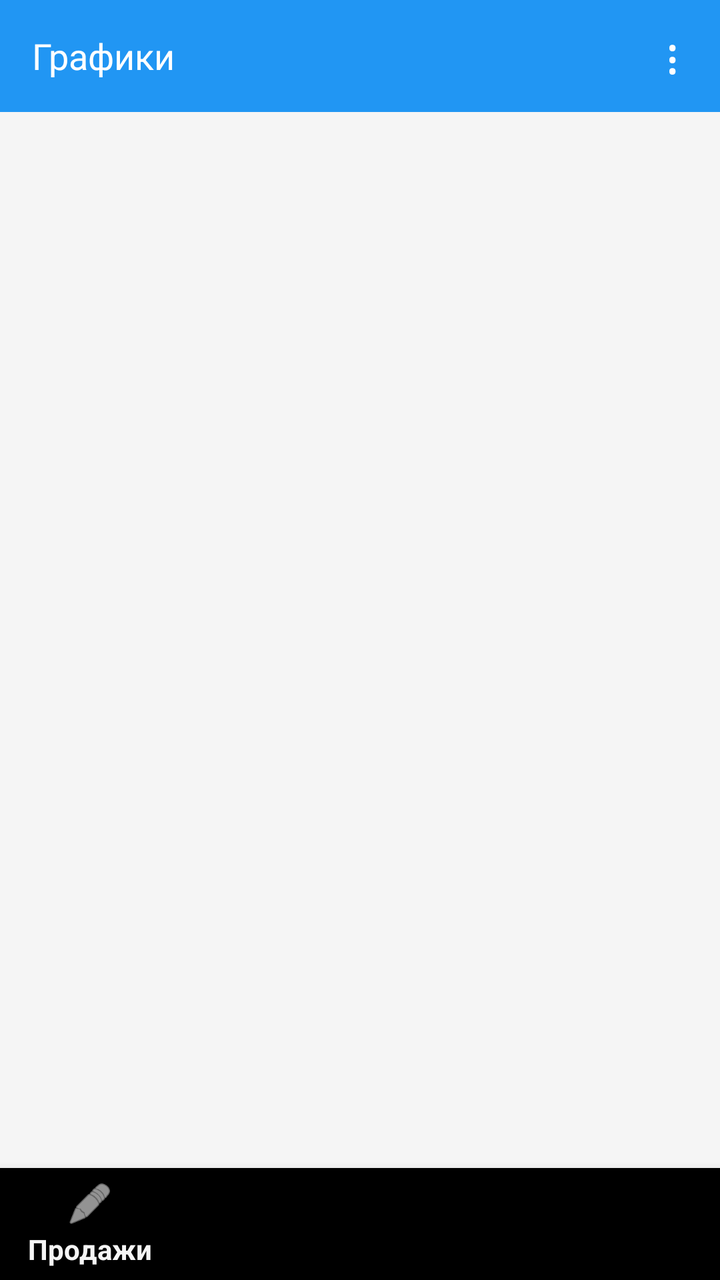
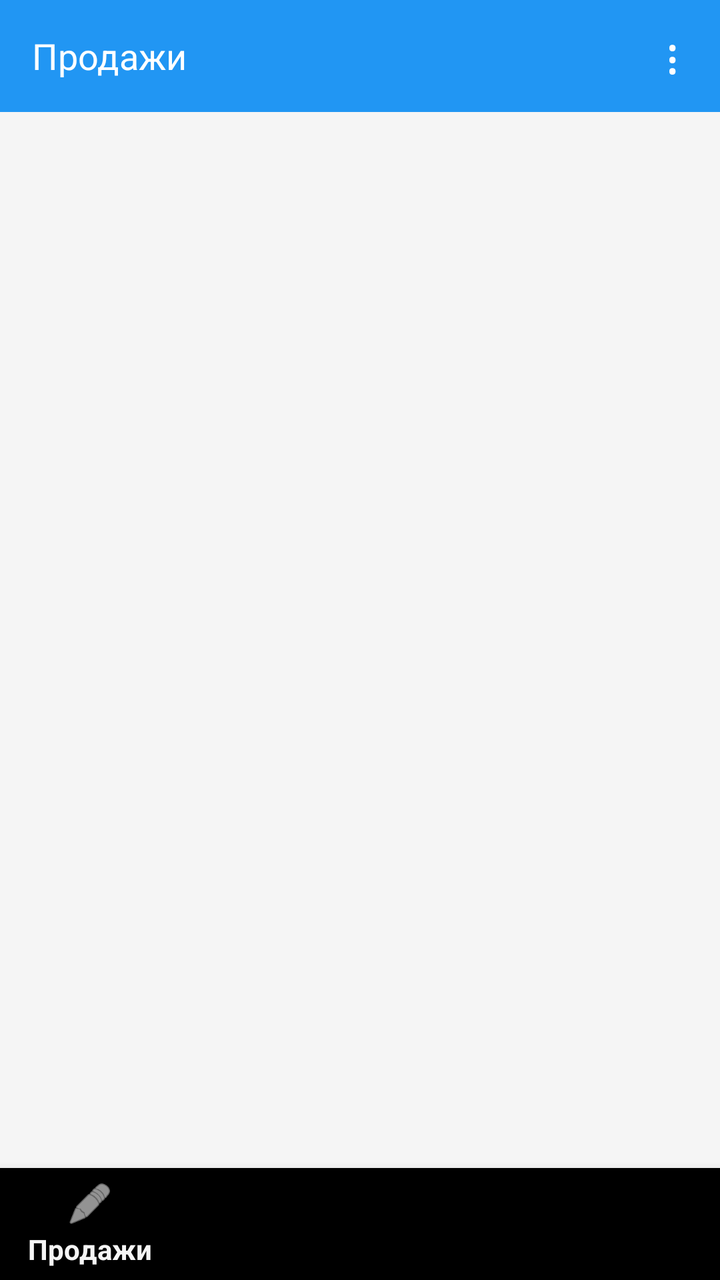

Before-and-after screenshots of an Android layout around one commit, followed by the original layout XML and the change that was made.
<!-- AndroidManifest.xml: application theme Theme.AppCompat.Light.NoActionBar -->
<!-- res/layout/activity_main_menu.xml -->
<?xml version="1.0" encoding="utf-8"?>
<LinearLayout xmlns:android="http://schemas.android.com/apk/res/android"
    xmlns:app="http://schemas.android.com/apk/res-auto"
    android:layout_width="match_parent"
    android:layout_height="match_parent"
    android:orientation="vertical"
    android:background="#F5F5F5">

    <androidx.appcompat.widget.Toolbar
        android:id="@+id/toolbar"
        android:layout_width="match_parent"
        android:layout_height="?attr/actionBarSize"
        android:background="#2196F3"
        android:theme="@style/ThemeOverlay.AppCompat.Dark.ActionBar">

        
        <TextView
            android:layout_width="wrap_content"
            android:layout_height="wrap_content"
            android:text="Графики"
            android:textSize="18sp"
            android:textColor="#FFFFFF"
            android:layout_gravity="start"
            android:layout_marginStart="16dp" />

        <TextView
            android:id="@+id/btnMenu"
            android:layout_width="48dp"
            android:layout_height="48dp"
            android:text="⋮"
            android:textSize="24sp"
            android:textColor="#FFFFFF"
            android:gravity="center"
            android:layout_gravity="end"
            android:clickable="true"
            android:focusable="true"
            android:contentDescription="Мену" />

    </androidx.appcompat.widget.Toolbar>

    <androidx.viewpager2.widget.ViewPager2
        android:id="@+id/viewPager"
        android:layout_width="match_parent"
        android:layout_height="0dp"
        android:layout_weight="1" />

    <com.google.android.material.bottomnavigation.BottomNavigationView
        android:id="@+id/bottomNavigation"
        android:layout_width="match_parent"
        android:layout_height="wrap_content"
        app:menu="@menu/bottom_nav_menu"
        app:labelVisibilityMode="labeled" />

</LinearLayout>
<!-- resources referenced by this layout -->
<resources>

</resources>

<!-- the commit's change to res/layout/activity_main_menu.xml (unified diff, before → after) -->
@@ -13,11 +13,11 @@
         android:background="#2196F3"
         android:theme="@style/ThemeOverlay.AppCompat.Dark.ActionBar">
 
-        
         <TextView
+            android:id="@+id/tvToolbarTitle"
             android:layout_width="wrap_content"
             android:layout_height="wrap_content"
-            android:text="Графики"
+            android:text="Продажи"
             android:textSize="18sp"
             android:textColor="#FFFFFF"
             android:layout_gravity="start"
@@ -34,7 +34,7 @@
             android:layout_gravity="end"
             android:clickable="true"
             android:focusable="true"
-            android:contentDescription="Мену" />
+            android:contentDescription="Меню" />
 
     </androidx.appcompat.widget.Toolbar>
 
